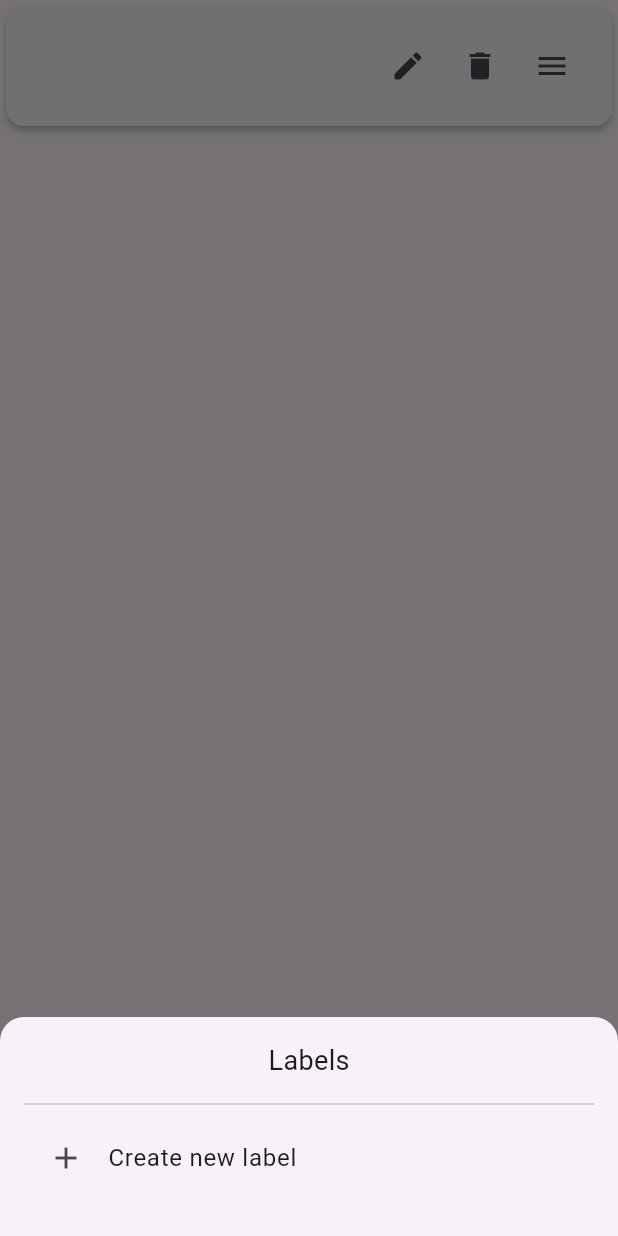
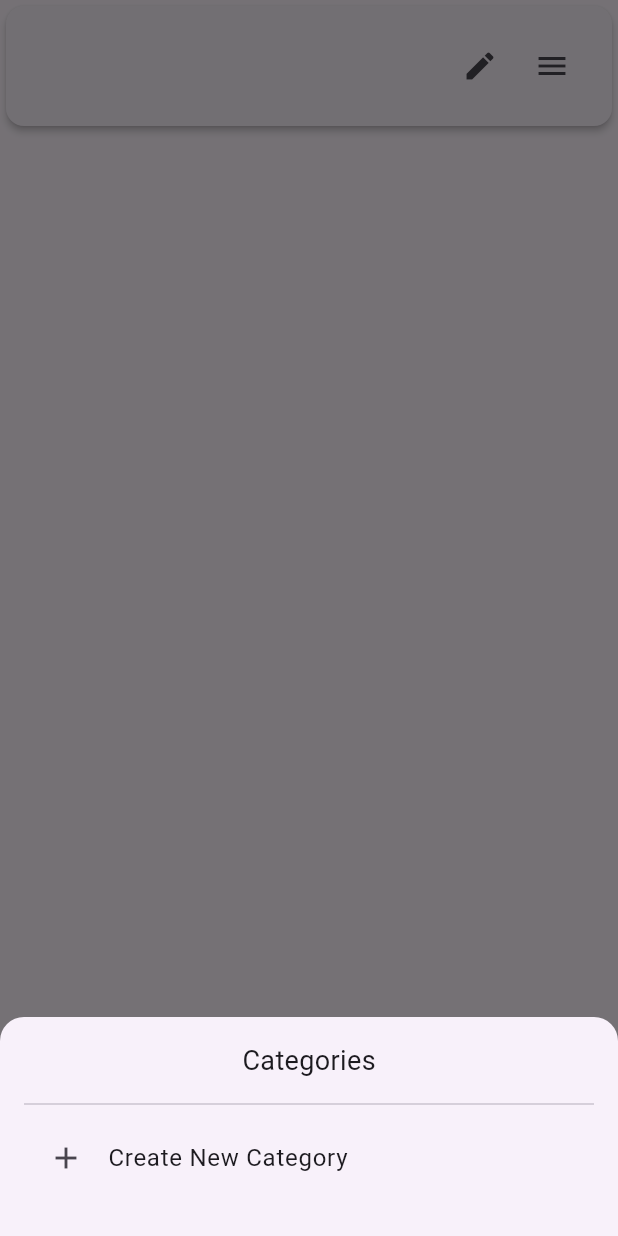
Before and after one commit to Jordan22195/JotApp, a Flutter app: the NoteCard widget shown alone on an empty page, opened directly with empty values, after a tap on the "edit" icon, after a tap on the "check" icon, after a tap on the "menu" icon, on a phone screen of 412 x 824 dp. Run offline on Flutter 3.47's test engine with Material 3 defaults, Android fonts, the phone set to English and light mode, and no system bars.

Commit message:
added deletion of categories. renamed label to category. hide delete button on noteCard unless in edit mode

```diff
--- a/lib/AppData.dart
+++ b/lib/AppData.dart
@@ -2,13 +2,13 @@ import 'package:uuid/uuid.dart';
 
 var uuid = Uuid();
 
-AppData appData = AppData(notes: [], labels: []);
+AppData appData = AppData(notes: [], categories: []);
 
 class AppData {
   final List<Note> notes;
-  final List<Label> labels;
+  final List<Category> categories;
 
-  AppData({required this.notes, required this.labels});
+  AppData({required this.notes, required this.categories});
 
   factory AppData.fromJson(Map<String, dynamic> json) {
     List<dynamic> safeList(dynamic value) {
@@ -20,48 +20,52 @@ class AppData {
       notes: safeList(
         json['notes'],
       ).map((e) => Note.fromJson(e as Map<String, dynamic>)).toList(),
-      labels: safeList(
+      categories: safeList(
         json['categories'],
-      ).map((e) => Label.fromJson(e as Map<String, dynamic>)).toList(),
+      ).map((e) => Category.fromJson(e as Map<String, dynamic>)).toList(),
     );
   }
 
   Map<String, dynamic> toJson() => {
     'notes': notes.map((n) => n.toJson()).toList(),
-    'categories': labels.map((c) => c.toJson()).toList(),
+    'categories': categories.map((c) => c.toJson()).toList(),
   };
 }
 
 class Note {
   final String id;
-  String labelId = "";
+  String categoryId = "";
   String text;
   bool isEditing;
   bool isFavorite;
-  List<String> labels = [];
+  List<String> categories = [];
 
   Note({
     String? id,
-    this.labelId = "",
+    this.categoryId = "",
     this.text = "",
     this.isEditing = false,
     this.isFavorite = false,
   }) : id = id ?? uuid.v4(); // generates unique ID
 
   factory Note.fromJson(Map<String, dynamic> json) =>
-      Note(id: json['id'], text: json['text'], labelId: json['labelId']);
+      Note(id: json['id'], text: json['text'], categoryId: json['categoryId']);
 
-  Map<String, dynamic> toJson() => {'id': id, 'text': text, 'labelId': labelId};
+  Map<String, dynamic> toJson() => {
+    'id': id,
+    'text': text,
+    'categoryId': categoryId,
+  };
 }
 
-class Label {
+class Category {
   final String id;
   final String name;
 
-  Label({required this.id, required this.name});
+  Category({required this.id, required this.name});
 
-  factory Label.fromJson(Map<String, dynamic> json) =>
-      Label(id: json['id'], name: json['name']);
+  factory Category.fromJson(Map<String, dynamic> json) =>
+      Category(id: json['id'], name: json['name']);
 
   Map<String, dynamic> toJson() => {'id': id, 'name': name};
 }
--- a/lib/labelPicker.dart
+++ b/lib/categoryPicker.dart
@@ -1,21 +1,21 @@
 import 'package:flutter/material.dart';
 import 'AppData.dart';
 
-class LabelPickerSheet extends StatefulWidget {
-  final Function(String) onCreateLabel;
-  final Function(String) onSelectLabel;
+class CategoryPickerSheet extends StatefulWidget {
+  final Function(String) onCreateCategory;
+  final Function(String) onSelectCategory;
 
-  const LabelPickerSheet({
-    required this.onCreateLabel,
-    required this.onSelectLabel,
+  const CategoryPickerSheet({
+    required this.onCreateCategory,
+    required this.onSelectCategory,
     super.key,
   });
 
   @override
-  State<LabelPickerSheet> createState() => _LabelPickerSheetState();
+  State<CategoryPickerSheet> createState() => _CategoryPickerSheetState();
 }
 
-class _LabelPickerSheetState extends State<LabelPickerSheet> {
+class _CategoryPickerSheetState extends State<CategoryPickerSheet> {
   @override
   Widget build(BuildContext context) {
     return Padding(
@@ -23,29 +23,28 @@ class _LabelPickerSheetState extends State<LabelPickerSheet> {
       child: Column(
         mainAxisSize: MainAxisSize.min,
         children: [
-          const Text("Labels", style: TextStyle(fontSize: 20)),
+          const Text("Categories", style: TextStyle(fontSize: 20)),
           const SizedBox(height: 12),
 
-          // List of labels
-          ...appData.labels.map((label) {
+          ...appData.categories.map((category) {
             return ListTile(
-              title: Text(label.name),
+              title: Text(category.name),
               onTap: () {
-                setState(() => widget.onSelectLabel(label.id));
+                setState(() => widget.onSelectCategory(category.id));
               },
             );
           }),
 
           const Divider(),
 
-          // Create new label button
+          // Create new category button
           ListTile(
             leading: const Icon(Icons.add),
-            title: const Text("Create new label"),
+            title: const Text("Create New Category"),
             onTap: () async {
-              final newLabel = await _openCreateLabelDialog(context);
-              if (newLabel != null && newLabel.isNotEmpty) {
-                widget.onCreateLabel(newLabel);
+              final newCategory = await _openCreateCategoryDialog(context);
+              if (newCategory != null && newCategory.isNotEmpty) {
+                widget.onCreateCategory(newCategory);
               }
             },
           ),
@@ -55,13 +54,13 @@ class _LabelPickerSheetState extends State<LabelPickerSheet> {
   }
 }
 
-Future<String?> _openCreateLabelDialog(BuildContext context) {
+Future<String?> _openCreateCategoryDialog(BuildContext context) {
   final controller = TextEditingController();
   return showDialog(
     context: context,
     builder: (context) {
       return AlertDialog(
-        title: const Text("New label"),
+        title: const Text("New Category"),
         content: TextField(controller: controller),
         actions: [
           TextButton(
--- a/lib/dataStorage.dart
+++ b/lib/dataStorage.dart
@@ -21,7 +21,7 @@ Future<AppData> loadAppData() async {
 
   if (!file.existsSync()) {
     // Return an empty structure on first run
-    return AppData(notes: [], labels: []);
+    return AppData(notes: [], categories: []);
   }
   print("file found");
 
@@ -32,7 +32,7 @@ Future<AppData> loadAppData() async {
 }
 
 class AppDataController extends ChangeNotifier {
-  AppData data = AppData(notes: [], labels: []);
+  AppData data = AppData(notes: [], categories: []);
 
   AppDataController() {
     _initialize();
--- a/lib/noteCard.dart
+++ b/lib/noteCard.dart
@@ -30,7 +30,7 @@ class _NoteCardState extends State<NoteCard> {
 
   void _openCategoryPicker(
     BuildContext context,
-    String labelId, {
+    String categoryId, {
     bool? filter = false,
     Note? note,
   }) {
@@ -51,24 +51,24 @@ class _NoteCardState extends State<NoteCard> {
               child: Column(
                 mainAxisSize: MainAxisSize.min,
                 children: [
-                  const Text('Labels', style: TextStyle(fontSize: 18)),
+                  const Text('Categories', style: TextStyle(fontSize: 18)),
                   const SizedBox(height: 8),
 
-                  // Build the list from the parent's labels list (capture by reference)
-                  ...appData.labels.map((label) {
-                    final selected = labelId == label.id;
+                  // Build the list from the parent's category's list (capture by reference)
+                  ...appData.categories.map((category) {
+                    final selected = categoryId == category.id;
                     return ListTile(
-                      title: Text(label.name),
+                      title: Text(category.name),
                       trailing: selected ? const Icon(Icons.check) : null,
                       onTap: () {
                         if (filter != null && filter) {
-                          filterLabelId = label.id;
+                          filterCategoryId = category.id;
                         } else if (note != null) {
                           setState(
-                            () => setNoteCatagory(note.id, label.id),
+                            () => setNoteCatagory(note.id, category.id),
                           ); // parent setState
                         }
-                        // Assign label to note in parent state
+                        // Assign category to note in parent state
                         // Also close the sheet (or keep open if you prefer)
                         Navigator.of(context).pop();
                       },
@@ -77,10 +77,10 @@ class _NoteCardState extends State<NoteCard> {
 
                   const Divider(),
 
-                  // Create new label tile
+                  // Create new category tile
                   ListTile(
                     leading: const Icon(Icons.add),
-                    title: const Text('Create new label'),
+                    title: const Text('Create New Category'),
                     onTap: () async {
                       // Ask for name
                       final name = await showDialog<String?>(
@@ -88,7 +88,7 @@ class _NoteCardState extends State<NoteCard> {
                         builder: (context) {
                           final controller = TextEditingController();
                           return AlertDialog(
-                            title: const Text('Create label'),
+                            title: const Text('Create Category'),
                             content: TextField(controller: controller),
                             actions: [
                               TextButton(
@@ -109,17 +109,13 @@ class _NoteCardState extends State<NoteCard> {
                       );
 
                       if (name != null && name.isNotEmpty) {
-                        // 1) Add to parent labels list
-                        final newLabel = Label(id: uuid.v4(), name: name);
-                        setState(() => createNewLabel(name)); // parent setState
+                        // 1) Add to parent category list
+                        final newCategory = Category(id: uuid.v4(), name: name);
+                        setState(
+                          () => createNewCategory(name),
+                        ); // parent setState
                         // 2) Also update the sheet's UI immediately
-                        setSheetState(() {
-                          /* no-op, labels has been mutated; this forces rebuild */
-                        });
-
-                        // Optionally assign the new label to the note and close sheet
-                        //setState(() => note.labelId = newLabel.id);
-                        //Navigator.of(context).pop();
+                        setSheetState(() {});
                       }
                     },
                   ),
@@ -140,10 +136,10 @@ class _NoteCardState extends State<NoteCard> {
     controller = TextEditingController(text: widget.note.text);
   }
 
-  Text getCardCategory(String labelId) {
+  Text getCardCategory(String categoryId) {
     Text ret = Text("");
-    for (Label l in appData.labels) {
-      if (l.id == widget.note.labelId) {
+    for (Category l in appData.categories) {
+      if (l.id == categoryId) {
         ret = Text(l.name);
       }
     }
@@ -187,17 +183,22 @@ class _NoteCardState extends State<NoteCard> {
                   saveAppData();
                 },
               ),
-
-            IconButton(icon: Icon(Icons.delete), onPressed: widget.onDelete),
+            if (widget.note.isEditing)
+              IconButton(
+                icon: Icon(Icons.delete),
+                onPressed: () => setState(() {
+                  widget.onDelete(); //deleteNote(widget.note.id);
+                }),
+              ),
             IconButton(
               icon: Icon(Icons.menu),
               onPressed: () => _openCategoryPicker(
                 context,
-                widget.note.labelId,
+                widget.note.categoryId,
                 note: widget.note,
               ),
             ),
-            getCardCategory(widget.note.labelId),
+            getCardCategory(widget.note.categoryId),
           ],
         ),
       ),
```
Also changed, not shown: lib/appDataController.dart (+34 -9 lines), lib/main.dart (+75 -24 lines).
